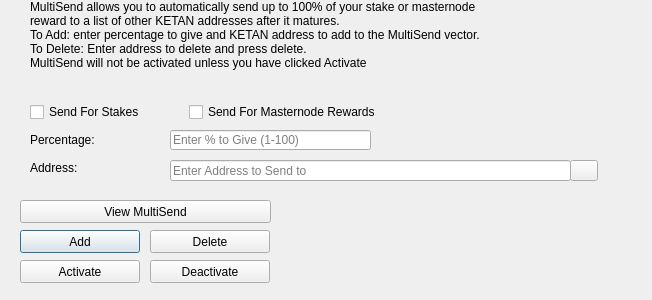
wmcorless/kema, file src/qt/forms/multisenddialog.ui: the form before one commit.
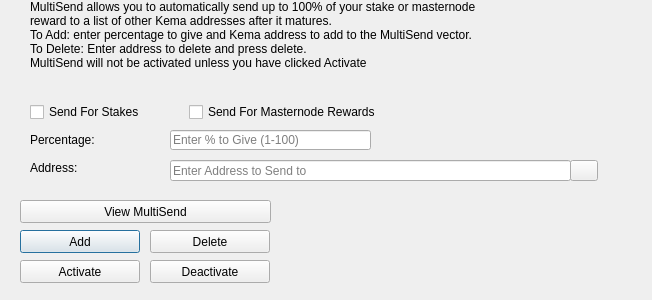
The form after the commit. Icons and pictures are not drawn.

What changed in the file:
```diff
--- a/src/qt/forms/multisenddialog.ui
+++ b/src/qt/forms/multisenddialog.ui
@@ -61,8 +61,8 @@
     <number>1</number>
    </property>
    <property name="text">
-    <string>MultiSend allows you to automatically send up to 100% of your stake or masternode reward to a list of other KETAN addresses after it matures.
-To Add: enter percentage to give and KETAN address to add to the MultiSend vector.
+    <string>MultiSend allows you to automatically send up to 100% of your stake or masternode reward to a list of other Kema addresses after it matures.
+To Add: enter percentage to give and Kema address to add to the MultiSend vector.
 To Delete: Enter address to delete and press delete.
 MultiSend will not be activated unless you have clicked Activate</string>
    </property>
```
Left out of the diff: 4 changed lines with no effect on the pictures.
